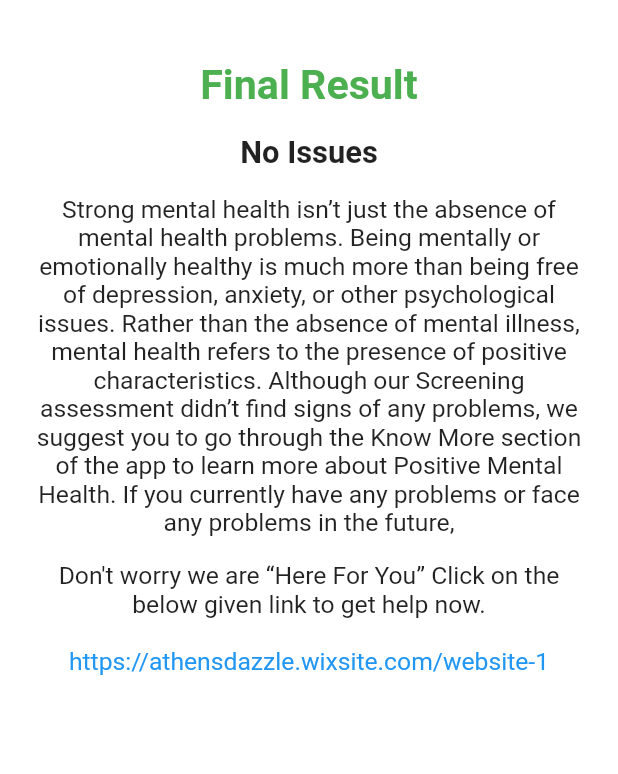
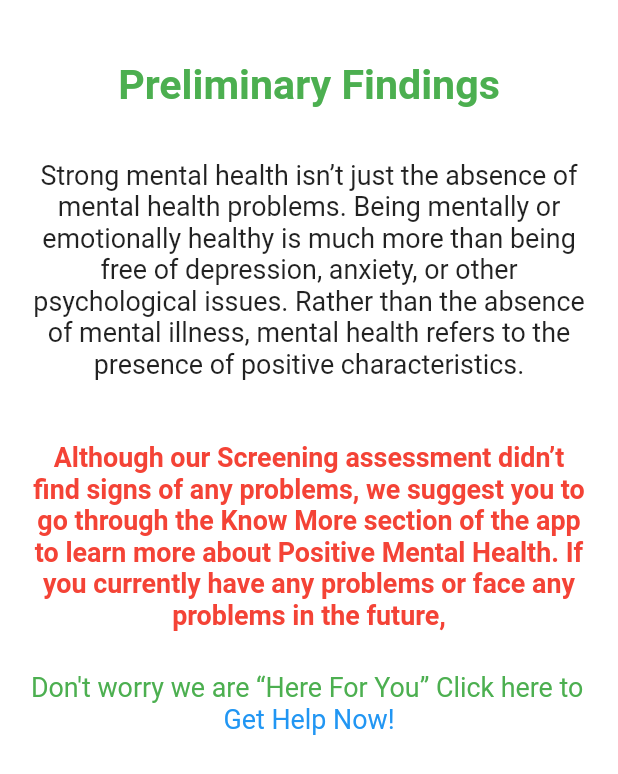
Before and after one commit to MLSA-SRM/MentalHealthApp, a Flutter app: the ResultPage screen opened directly, on a phone screen of 412 x 824 dp. Shown: the top 774 px of the screen. Run offline on Flutter 3.47's test engine with Material 2 defaults, Android fonts, the phone set to English and light mode, and no system bars; our stand-ins replace avatar_glow, firebase_database, firebase_messaging, flutter_screenutil, flutter_swiper, shared_preferences and 1 more; missing offline and left inert: flutter_webview_plugin, link; accounts and stored records are empty.

```diff
--- a/lib/GetToKnowPage.dart
+++ b/lib/GetToKnowPage.dart
@@ -1,4 +1,5 @@
 import 'package:avatar_glow/avatar_glow.dart';
+import 'package:flutter/cupertino.dart';
 import 'package:flutter/material.dart';
 import 'package:mental_health_app/Showup.dart';
 import 'package:shared_preferences/shared_preferences.dart';
@@ -10,9 +11,9 @@ class ResultPage extends StatefulWidget {
 }
 
 class _ResultPageState extends State<ResultPage> {
-  String res, msg,title;
+  String res, msg,title,endMsg;
  Future<List<String>> _getFinalMessage() async {
-    List<String> msgList = List<String>(2);
+    List<String> msgList = List<String>(3);
     var prefs = await SharedPreferences.getInstance();
     res = prefs.get('result');
     if (res == 'dep') {
@@ -23,33 +24,36 @@ class _ResultPageState extends State<ResultPage> {
               " But you should also have moments when you are able to laugh or be comforted."
               " Depression differs from sadness. The feelings you have will affect all aspects of your life."
               " It may be hard or even impossible to find enjoyment in anything, including activities and people you used to enjoy."
-              " Depression is a medical Condition, not an emotion. Our screening assessment suggests that you may be depressed.";
+              " Depression is a medical Condition, not an emotion.";
       title = "Depression";
+      endMsg = "Our screening assessment suggests that you may be depressed.";
     }
     else if (res == 'anx'){
       msg ="It’s normal to feel Anxious when faced with a potentially dangerous situation or worrying triggers,"
           " our “nerves” become the warning signs we need to navigate the dangers around us."
-          " The problem starts when you start experiencing  these symptoms constantly or intensely even without a present danger."
-          " Our screening assessment suggests that you may be overly anxious and are unable to cope with it.";
+          " The problem starts when you start experiencing  these symptoms constantly or intensely even without a present danger.";
       title = "Anxiety";
+      endMsg = "Our screening assessment suggests that you may be overly anxious and are unable to cope with it.";
     }
     else if (res == 'str'){
       msg = "We all go through stress in our lives, it’s important for out growth,"
-          " stress becomes a problem when it exceeds your ability to cope with them."
-          " Our screening assessment suggests that you may be under stress, which you’re unable to cope with.";
+          " stress becomes a problem when it exceeds your ability to cope with them.";
       title = "Stress";
+      endMsg = "Our screening assessment suggests that you may be under stress, which you’re unable to cope with.";
+
     }
     else {
       msg ="Strong mental health isn’t just the absence of mental health problems."
           " Being mentally or emotionally healthy is much more than being free of depression, anxiety, or other psychological issues."
-          " Rather than the absence of mental illness, mental health refers to the presence of positive characteristics."
-          " Although our Screening assessment didn’t find signs of any problems,"
+          " Rather than the absence of mental illness, mental health refers to the presence of positive characteristics.";
+      title = "No Issues";
+      endMsg = "Although our Screening assessment didn’t find signs of any problems,"
           " we suggest you to go through the Know More section of the app to learn more about Positive Mental Health."
           " If you currently have any problems or face any problems in the future,";
-      title = "No Issues";
     }
     msgList[0] = title;
     msgList[1] = msg;
+    msgList[2] = endMsg;
    return msgList;
   }
 
@@ -62,7 +66,7 @@ class _ResultPageState extends State<ResultPage> {
           SizedBox(
             height: MediaQuery.of(context).size.height / 20,
           ),
-          Text("Final Result",textAlign: TextAlign.center,
+          Text("Preliminary Findings",textAlign: TextAlign.center,
             style: TextStyle(
                 fontSize: MediaQuery.of(context).size.width/15,
                 fontWeight: FontWeight.bold,
@@ -91,32 +95,37 @@ class _ResultPageState extends State<ResultPage> {
                 }
                 return Column(
                   children: <Widget>[
-                    Text(snapshot.data[0],textAlign: TextAlign.center,
-                      style: TextStyle(
-                        fontSize: MediaQuery.of(context).size.width/20,
-                        fontWeight: FontWeight.bold
-                      ),),
                     SizedBox(
                       height: MediaQuery.of(context).size.height / 50,
                     ),
                     Text(snapshot.data[1],textAlign: TextAlign.center,
                       style: TextStyle(
-                          fontSize: MediaQuery.of(context).size.width/25,
+                          fontSize: MediaQuery.of(context).size.width/23,
                       ),),
                     SizedBox(
-                      height: MediaQuery.of(context).size.height / 50,
+                      height: MediaQuery.of(context).size.height / 20,
                     ),
-                    Text("Don't worry we are “Here For You” Click on the below given link to get help now.",textAlign: TextAlign.center,
+                    Text(snapshot.data[2],textAlign: TextAlign.center,
                       style: TextStyle(
-                        fontSize: MediaQuery.of(context).size.width/25,
+                          fontSize: MediaQuery.of(context).size.width/23,
+                          fontWeight: FontWeight.bold,
+                          color: Colors.red,
+                      ),),
+                    SizedBox(
+                      height: MediaQuery.of(context).size.height / 30,
+                    ),
+                    Text("Don't worry we are “Here For You” Click here to ",
+                      style: TextStyle(
+                        color: Colors.green,
+                        fontSize: MediaQuery.of(context).size.width/23,
                       ),),
                     GestureDetector(
                       onTap: ()async{
                         launch("https://athensdazzle.wixsite.com/website-1");
                       },
-                      child: Text("\nhttps://athensdazzle.wixsite.com/website-1",textAlign: TextAlign.center,
+                      child: Text("Get Help Now!",textAlign: TextAlign.center,
                         style: TextStyle(
-                          fontSize: MediaQuery.of(context).size.width/25,
+                          fontSize: MediaQuery.of(context).size.width/23,
                           color: Colors.blue,
                         ),),
                     )
```
Also changed, not shown: lib/WebView.dart (added, +21 -0 lines), lib/main.dart (+25 -12 lines), 4 other files.
